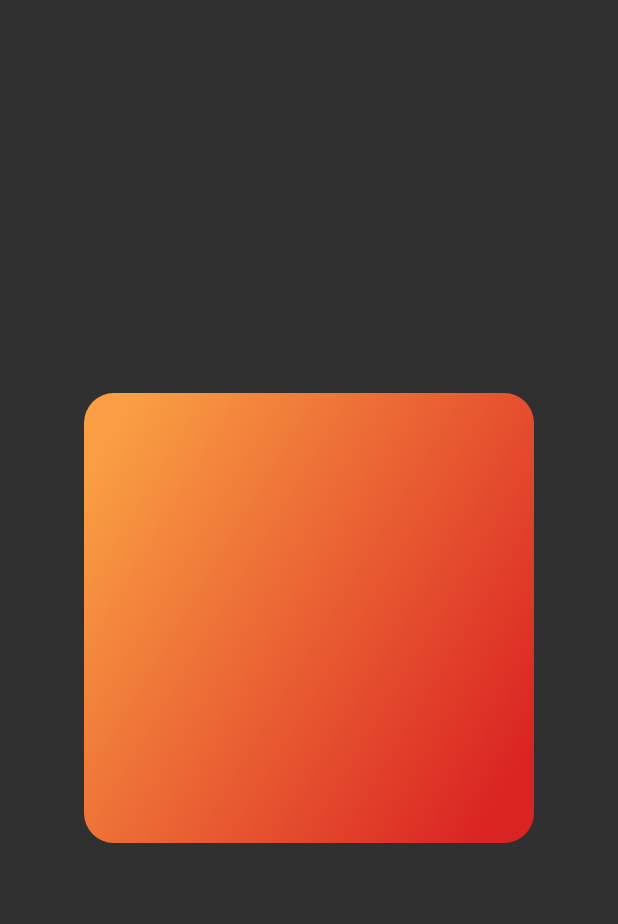
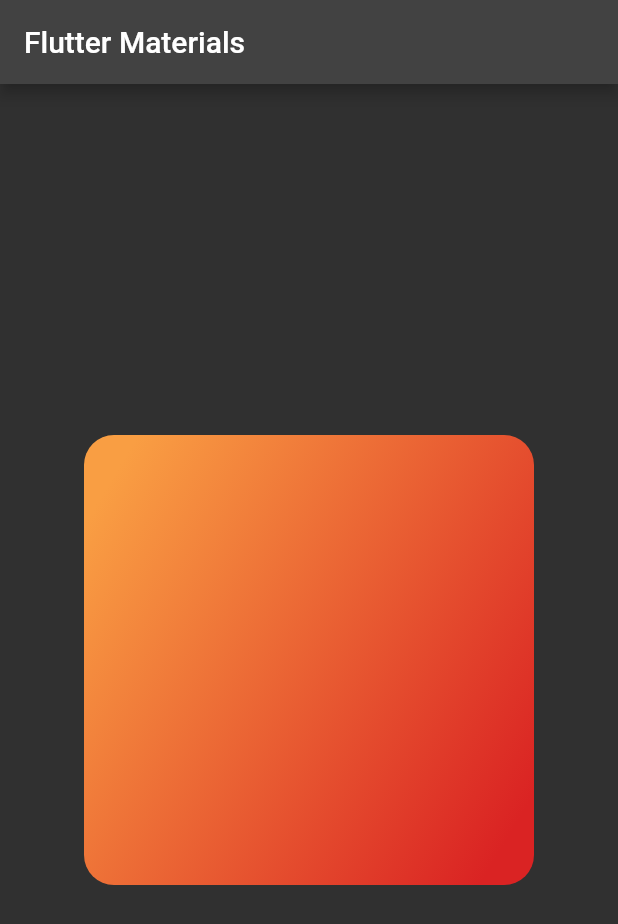
Before and after one commit to 73-sk-nahid/Flutter_Materials, a Flutter app: the screen it shows after launch, on a phone screen of 412 x 824 dp. Shown: the top 924 px of the screen. Run offline on Flutter 3.47's test engine with Material 2 defaults, Android fonts, the phone set to English and light mode, and no system bars; our stand-ins replace hooks_riverpod.

Commit message:
added appbar

```diff
--- a/lib/animated_gradient.dart
+++ b/lib/animated_gradient.dart
@@ -82,6 +82,9 @@ class _MyAppState extends State<MyApp> with SingleTickerProviderStateMixin {
       debugShowCheckedModeBanner: false,
       theme: ThemeData.dark(),
       home: Scaffold(
+        appBar: AppBar(
+          title: Text("Flutter Materials"),
+        ),
         body: Center(
           child: AnimatedBuilder(
               animation: _controller,
```
